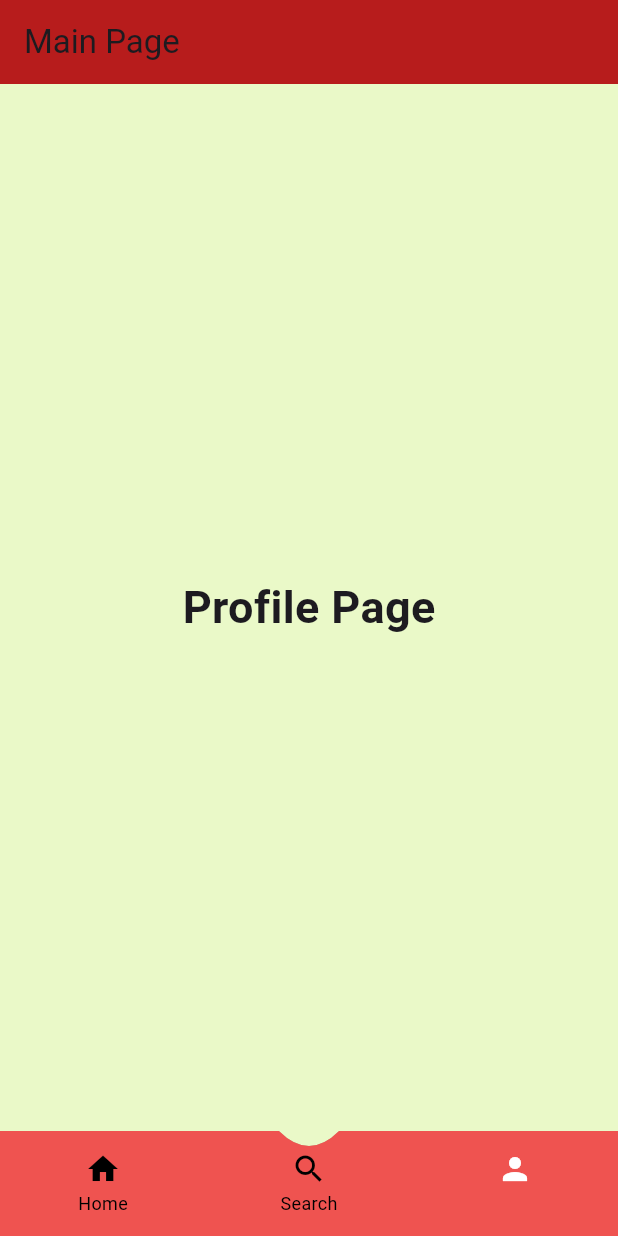
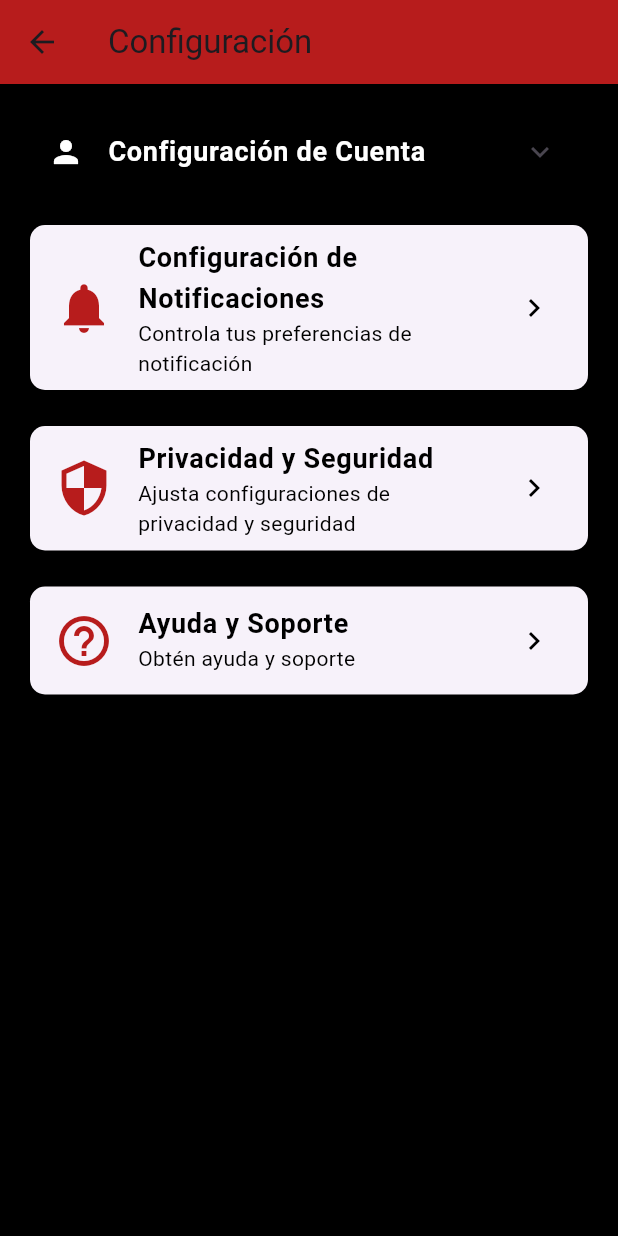
Before and after one commit to ripleyos/ProyectoGimnasio, a Flutter app: the screen it shows after launch, item 3 of the bottom bar chosen, on a phone screen of 412 x 824 dp. Run offline on Flutter 3.47's test engine with Material 3 defaults, Android fonts, the phone set to English and light mode, and no system bars; our stand-ins replace flutter_secure_storage; statements that could not run were skipped.

Commit message:
hud preliminar

```diff
--- a/trabajologinflutter/lib/Pages/SettingsPage.dart
+++ b/trabajologinflutter/lib/Pages/SettingsPage.dart
@@ -0,0 +1,127 @@
+import 'package:flutter/material.dart';
+
+class SettingsPage extends StatelessWidget {
+  @override
+  Widget build(BuildContext context) {
+    return Scaffold(
+      appBar: AppBar(
+        title: Text('Configuración'), // Título del AppBar en español
+        backgroundColor: Color(0xFFB71C1C), // Rojo oscuro
+      ),
+      body: Container(
+        color: Colors.black, // Fondo negro para toda la página
+        child: ListView(
+          padding: const EdgeInsets.all(16.0),
+          children: <Widget>[
+            _buildAccountExpansionTile(context),
+            SizedBox(height: 16.0), // Espacio entre tarjetas
+            _buildSettingsCard(
+              context,
+              icon: Icons.notifications,
+              title: 'Configuración de Notificaciones', // Título en español
+              description: 'Controla tus preferencias de notificación', // Descripción en español
+              onTap: () {
+                // Acción para la configuración de notificaciones
+              },
+            ),
+            SizedBox(height: 16.0), // Espacio entre tarjetas
+            _buildSettingsCard(
+              context,
+              icon: Icons.security,
+              title: 'Privacidad y Seguridad', // Título en español
+              description: 'Ajusta configuraciones de privacidad y seguridad', // Descripción en español
+              onTap: () {
+                // Acción para privacidad y seguridad
+              },
+            ),
+            SizedBox(height: 16.0), // Espacio entre tarjetas
+            _buildSettingsCard(
+              context,
+              icon: Icons.help_outline,
+              title: 'Ayuda y Soporte', // Título en español
+              description: 'Obtén ayuda y soporte', // Descripción en español
+              onTap: () {
+                // Acción para ayuda y soporte
+              },
+            ),
+          ],
+        ),
+      ),
+    );
+  }
+
+  Widget _buildAccountExpansionTile(BuildContext context) {
+    return ExpansionTile(
+      title: Text(
+        'Configuración de Cuenta', // Título del desplegable en español
+        style: TextStyle(
+          fontSize: 18,
+          fontWeight: FontWeight.bold,
+          color: Colors.white, // Texto blanco para fondo negro
+        ),
+      ),
+      leading: Icon(Icons.person, color: Colors.white), // Icono blanco
+      children: <Widget>[
+        ListTile(
+          title: Text(
+            'Cambiar Contraseña', // Opción para cambiar contraseña
+            style: TextStyle(color: Colors.white), // Texto blanco
+          ),
+          leading: Icon(Icons.lock, color: Colors.white), // Icono blanco
+          onTap: () {
+            // Acción para cambiar la contraseña
+          },
+        ),
+        ListTile(
+          title: Text(
+            'Eliminar Cuenta', // Opción para eliminar cuenta
+            style: TextStyle(color: Colors.white), // Texto blanco
+          ),
+          leading: Icon(Icons.delete, color: Colors.white), // Icono blanco
+          onTap: () {
+            // Acción para eliminar la cuenta
+          },
+        ),
+        ListTile(
+          title: Text(
+            'Cerrar Sesión', // Opción para cerrar sesión
+            style: TextStyle(color: Colors.white), // Texto blanco
+          ),
+          leading: Icon(Icons.exit_to_app, color: Colors.white), // Icono blanco
+          onTap: () {
+            // Acción para cerrar sesión
+          },
+        ),
+      ],
+    );
+  }
+
+  Widget _buildSettingsCard(BuildContext context, {required IconData icon, required String title, required String description, required VoidCallback onTap}) {
+    return Card(
+      elevation: 4.0,
+      shape: RoundedRectangleBorder(
+        borderRadius: BorderRadius.circular(10),
+      ),
+      child: ListTile(
+        leading: Icon(icon, size: 40, color: Color(0xFFB71C1C)), // Icono grande y colorido
+        title: Text(
+          title,
+          style: TextStyle(
+            fontSize: 18,
+            fontWeight: FontWeight.bold,
+            color: Colors.black, // Texto oscuro para contraste
+          ),
+        ),
+        subtitle: Text(
+          description,
+          style: TextStyle(
+            fontSize: 14,
+            color: Colors.black, // Texto oscuro para contraste
+          ),
+        ),
+        trailing: Icon(Icons.chevron_right, color: Colors.black), // Flecha para indicar navegación
+        onTap: onTap,
+      ),
+    );
+  }
+}
--- a/trabajologinflutter/lib/Pages/main_page.dart
+++ b/trabajologinflutter/lib/Pages/main_page.dart
@@ -1,4 +1,5 @@
 import 'package:flutter/material.dart';
+import 'package:trabajologinflutter/Pages/SettingsPage.dart';
 
 class MainPage extends StatefulWidget {
   @override
@@ -18,15 +19,22 @@ class _MainPageState extends State<MainPage> {
       style: TextStyle(fontSize: 30, fontWeight: FontWeight.bold),
     ),
     Text(
-      'Profile Page',
+      'Settings Page',
       style: TextStyle(fontSize: 30, fontWeight: FontWeight.bold),
     ),
   ];
 
   void _onItemTapped(int index) {
-    setState(() {
-      _selectedIndex = index;
-    });
+    if (index == 2) {
+      Navigator.push(
+        context,
+        MaterialPageRoute(builder: (context) => SettingsPage()),
+      );
+    } else {
+      setState(() {
+        _selectedIndex = index;
+      });
+    }
   }
 
   @override
@@ -83,8 +91,8 @@ class CurvedNavigationBar extends StatelessWidget {
               label: 'Search',
             ),
             BottomNavigationBarItem(
-              icon: Icon(Icons.person),
-              label: 'Profile',
+              icon: Icon(Icons.settings),
+              label: 'Ajustes',
             ),
           ],
           currentIndex: currentIndex,
```
